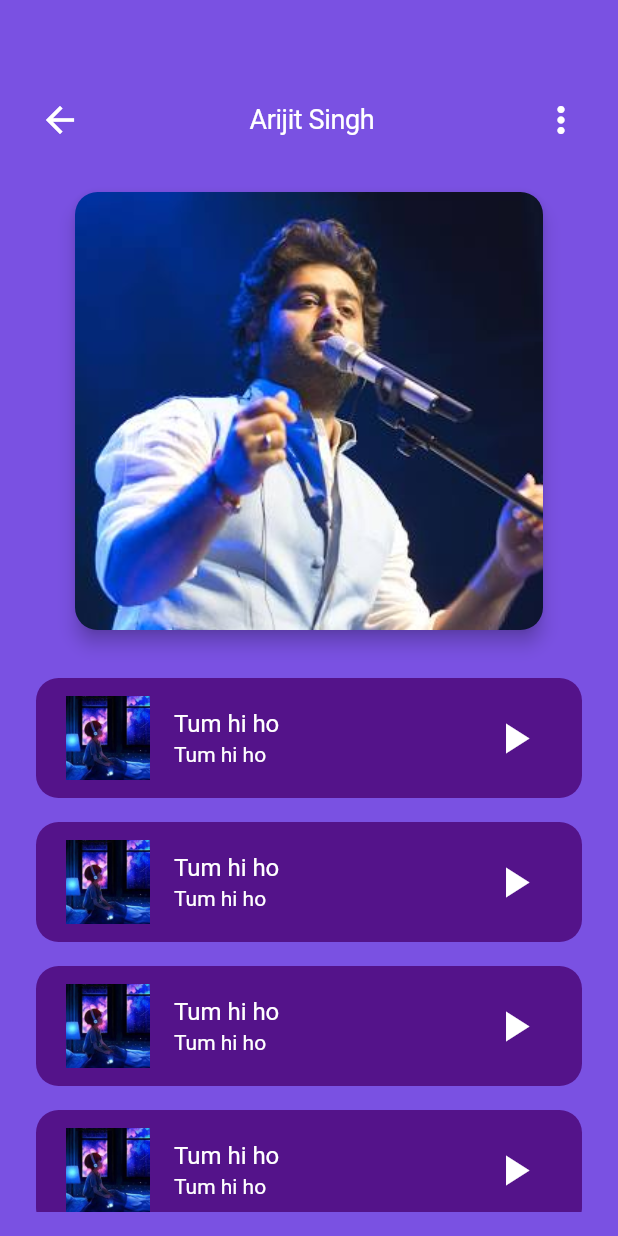
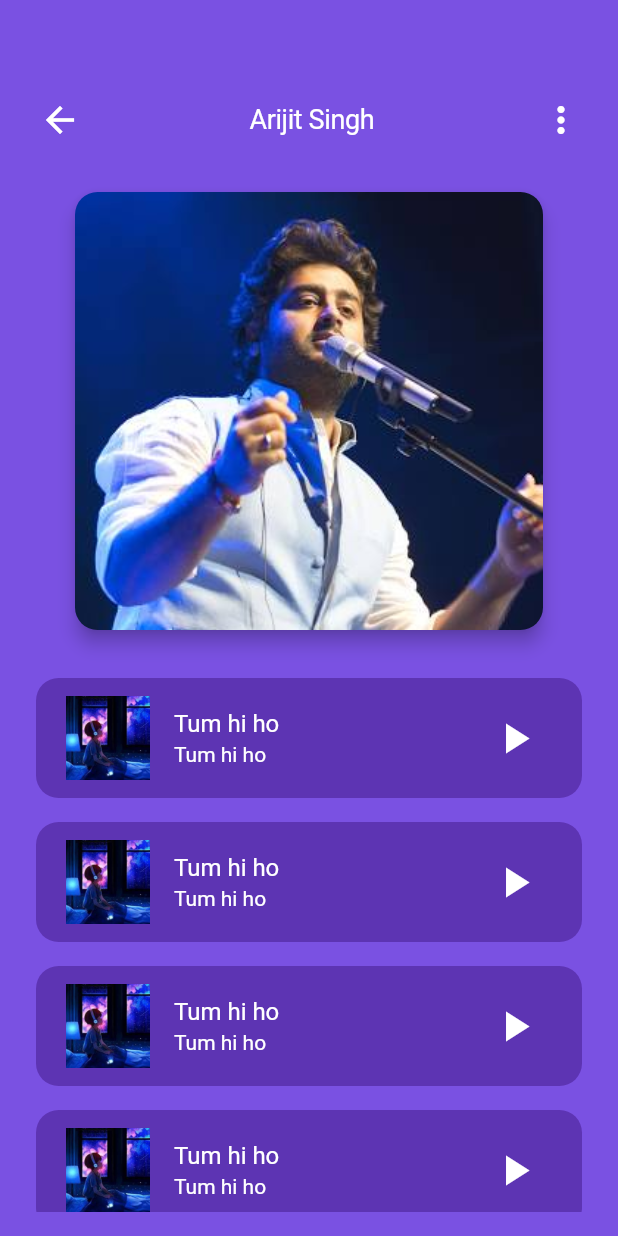
Before and after one commit to alokmaurya281/music_app_flutter, a Flutter app: the ArtistScreen screen opened by its route, on a phone screen of 412 x 824 dp. Run offline on Flutter 3.47's test engine with Material 2 defaults, Android fonts, the phone set to English and light mode, and no system bars; our stand-ins replace audioplayers, flutter_local_notifications, flutter_svg, font_awesome_flutter, permission_handler; network calls fail.

```diff
--- a/lib/screens/artistscreen.dart
+++ b/lib/screens/artistscreen.dart
@@ -121,12 +121,6 @@ class _ArtistScreenState extends State<ArtistScreen> {
                   ArtistSongListWidget(),
                   ArtistSongListWidget(),
                   ArtistSongListWidget(),
-                  ArtistSongListWidget(),
-                  ArtistSongListWidget(),
-                  ArtistSongListWidget(),
-                  ArtistSongListWidget(),
-                  ArtistSongListWidget(),
-                  ArtistSongListWidget(),
                 ],
               )
             ],
--- a/lib/screens/homescreen.dart
+++ b/lib/screens/homescreen.dart
@@ -75,8 +75,8 @@ class _HomeScreenState extends State<HomeScreen> {
           gradient: LinearGradient(
             colors: [
               Theme.of(context).colorScheme.primary,
-              Theme.of(context).colorScheme.secondary,
-              Theme.of(context).colorScheme.secondary
+              Theme.of(context).colorScheme.primary,
+              Theme.of(context).colorScheme.primary
             ],
             begin: Alignment.topCenter,
             end: Alignment.bottomCenter,
--- a/lib/screens/themescreen.dart
+++ b/lib/screens/themescreen.dart
@@ -25,7 +25,7 @@ class _ThemeScreenChangerState extends State<ThemeScreenChanger> {
               Theme.of(context).colorScheme.primary,
               Theme.of(context).colorScheme.primary,
               // Color.fromRGBO(122, 81, 226, 1),
-              Theme.of(context).colorScheme.secondary,
+              Theme.of(context).colorScheme.primary,
             ],
             begin: Alignment.topCenter,
             end: Alignment.bottomCenter,
--- a/lib/widgets/artistsonglistwidget.dart
+++ b/lib/widgets/artistsonglistwidget.dart
@@ -8,10 +8,10 @@ class ArtistSongListWidget extends StatelessWidget {
     return Container(
       height: 80,
       width: double.infinity,
-      margin: EdgeInsets.all(8),
-      padding: EdgeInsets.all(4),
+      margin: const EdgeInsets.all(8),
+      padding: const EdgeInsets.all(4),
       decoration: BoxDecoration(
-        color: const Color.fromRGBO(84, 19, 138, 1),
+        color: const Color.fromRGBO(52, 9, 112, 0.408),
         borderRadius: BorderRadius.circular(15),
       ),
       child: ListTile(
@@ -24,7 +24,7 @@ class ArtistSongListWidget extends StatelessWidget {
           "Tum hi ho",
           style: Theme.of(context).textTheme.displaySmall,
         ),
-        trailing: Icon(
+        trailing: const Icon(
           Icons.play_arrow,
           color: Colors.white,
           size: 34,
```
Also changed, not shown: lib/main.dart (+10 -0 lines), lib/widgets/bottomnavigation.dart (+7 -4 lines).
